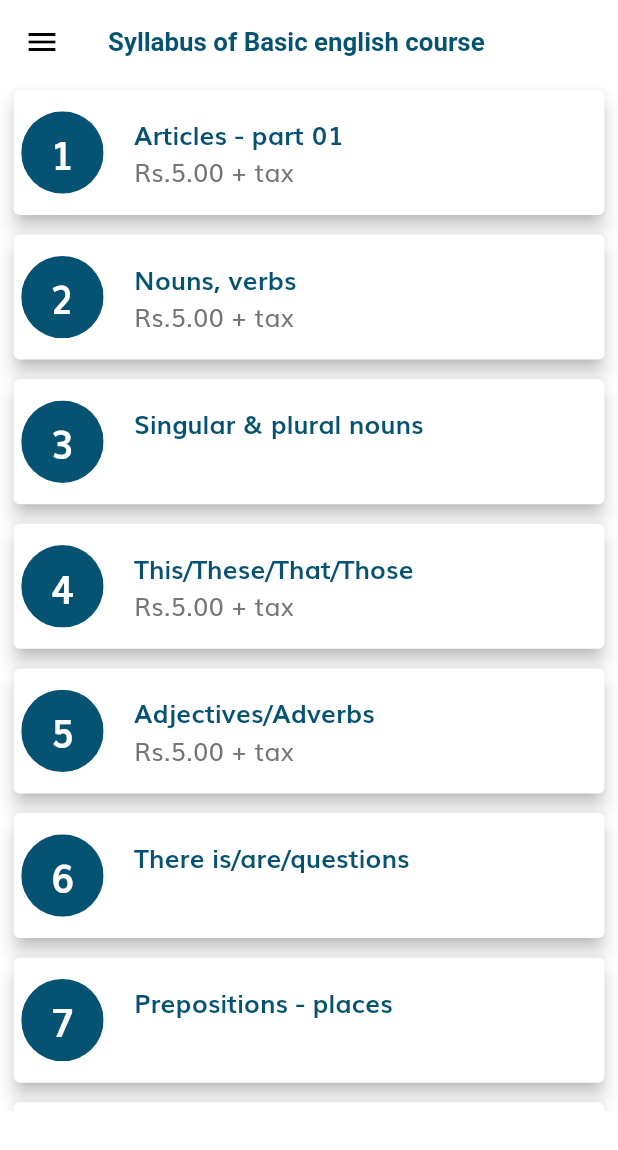
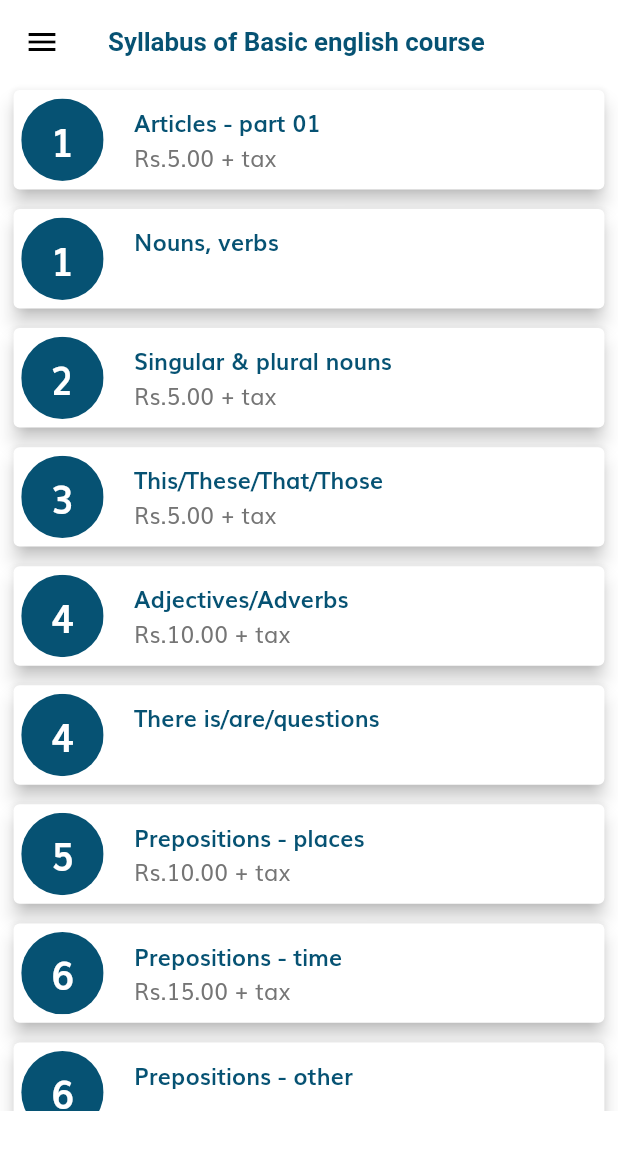
Before and after one commit to pruthuvi1995/mrEnglish, a Flutter app: the SyllabusScreen screen opened by its route, on a phone screen of 412 x 824 dp. Shown: the top 1150 px of the screen. Run offline on Flutter 3.47's test engine with Material 2 defaults, Android fonts, the light colour scheme and no system bars; our stand-ins replace flutter_svg, shared_preferences, youtube_player_flutter; accounts and stored records are empty; network calls fail.

Commit message:
syllabus complete

```diff
--- a/lib/screens/course_details_screen.dart
+++ b/lib/screens/course_details_screen.dart
@@ -82,7 +82,6 @@ class _CourseDetailsScreenState extends State<CourseDetailsScreen> {
 
   Card buildLessonCard(String title, String description, String navigation,
       bool isSubscribed, String token, String image) {
-    print('111111111111111111');
     return Card(
         shape: RoundedRectangleBorder(
           borderRadius: BorderRadius.circular(getProportionateScreenHeight(15)),
@@ -134,7 +133,7 @@ class _CourseDetailsScreenState extends State<CourseDetailsScreen> {
                         Text(
                           description,
                           style: TextStyle(
-                            fontSize: getProportionateScreenHeight(15),
+                            fontSize: getProportionateScreenWidth(12),
                             color: Colors.white,
                           ),
                           softWrap: true,
@@ -290,6 +289,7 @@ class _CourseDetailsScreenState extends State<CourseDetailsScreen> {
             )
           : RefreshIndicator(
               onRefresh: () => _refreshCourses(context),
+              child: SingleChildScrollView(
                 child: Column(children: <Widget>[
                   buildLessonCard(
                     loadedCourses.items[0].title,
@@ -309,6 +309,7 @@ class _CourseDetailsScreenState extends State<CourseDetailsScreen> {
                   ),
                 ]),
               ),
+            ),
     );
   }
 }
--- a/lib/screens/syllabus_screen.dart
+++ b/lib/screens/syllabus_screen.dart
@@ -28,68 +28,74 @@ class SyllabusScreen extends StatelessWidget {
         child: SingleChildScrollView(
           child: Column(children: <Widget>[
             buildContainer('Rs.5.00 + tax', 'Articles - part 01', 1),
-            buildContainer('Rs.5.00 + tax', 'Nouns, verbs', 2),
-            buildContainer('', 'Singular & plural nouns', 3),
-            buildContainer('Rs.5.00 + tax', 'This/These/That/Those', 4),
-            buildContainer('Rs.5.00 + tax', 'Adjectives/Adverbs', 5),
-            buildContainer('', 'There is/are/questions', 6),
-            buildContainer('', 'Prepositions - places', 7),
-            buildContainer('Rs.5.00 + tax', 'Prepositions - time', 8),
-            buildContainer('Rs.5.00 + tax', 'Prepositions - other', 9),
-            buildContainer('', 'Tenses introduction/pronouns', 10),
+            buildContainer('', 'Nouns, verbs', 1),
+            buildContainer('Rs.5.00 + tax', 'Singular & plural nouns', 2),
+            buildContainer('Rs.5.00 + tax', 'This/These/That/Those', 3),
+            buildContainer('Rs.10.00 + tax', 'Adjectives/Adverbs', 4),
+            buildContainer('', 'There is/are/questions', 4),
+            buildContainer('Rs.10.00 + tax', 'Prepositions - places', 5),
+            buildContainer('Rs.15.00 + tax', 'Prepositions - time', 6),
+            buildContainer('', 'Prepositions - other', 6),
+            buildContainer('', 'Tenses introduction/pronouns', 7),
             buildContainer(
-                'Rs.25.00 + tax', 'Simple present tense/Negative', 11),
-            buildContainer('', 'Simple past tense/Negative ', 12),
+                'Rs.15.00 + tax', 'Simple present tense/Negative', 7),
+            buildContainer('Rs.10.00 + tax', 'Simple past tense/Negative ', 8),
             buildContainer(
-                'Rs.5.00 + tax', 'Simple future tense/Negative ', 13),
-            buildContainer('', 'Continuous tense/Be verbs', 14),
+                'Rs.15.00 + tax', 'Simple future tense/Negative ', 9),
+            buildContainer('', 'Continuous tense/Be verbs', 9),
             buildContainer(
-                'Rs.5.00 + tax', 'Present perfect tense/Negative ', 15),
+                'Rs.15.00 + tax', 'Present perfect tense/Negative ', 10),
             buildContainer(
-                'Rs.5.00 + tax', 'Past/Future perfect tense/Negative', 16),
-            buildContainer('', 'Prefect continious tense/Negative ', 17),
-            buildContainer('', 'The article', 18),
-            buildContainer('', 'Yes/No questions', 19),
-            buildContainer('', 'Let\'s/shall we', 20),
-            buildContainer('Rs.5.00 + tax', 'Can/could/Negative', 21),
-            buildContainer('Rs.25.00 + tax', 'WH questions ', 22),
-            buildContainer('Rs.5.00 + tax', 'Should/must/Negative', 23),
+                'Rs.10.00 + tax', 'Past/Future perfect tense/Negative', 11),
             buildContainer(
-                'Rs.15.00 + tax', 'Have to/has to/may/might/aught to', 24),
+                'Rs.10.00 + tax', 'Prefect continious tense/Negative ', 12),
+            buildContainer('Rs.10.00 + tax', 'The article', 13),
+            buildContainer('Rs.15.00 + tax', 'Yes/No questions', 14),
+            buildContainer('Rs.15.00 + tax', 'WH questions ', 15),
+            buildContainer('', 'Let\'s/shall we', 16),
+            buildContainer('Rs.15.00 + tax', 'Can/could/Negative', 16),
+            buildContainer('Rs.15.00 + tax', 'Should/must/Negative', 17),
+            buildContainer('', 'Have to/has to/may/might/aught to', 17),
             buildContainer(
-                'Rs.35.00 + tax', 'Possesive adjectives/pronouns', 25),
-            buildContainer('', 'Reflective pronouns', 26),
-            buildContainer('Rs.15.00 + tax', 'Question tags/short answers', 27),
-            buildContainer('Rs.25.00 + tax', 'Conjunctions (1)', 28),
-            buildContainer('Rs.5.00 + tax', 'Conjunctions (2)', 29),
-            buildContainer('', 'Conjunctions (3)', 30),
-            buildContainer('', 'Although/while/when', 31),
-            buildContainer('', 'Relative clauses', 32),
-            buildContainer('Rs.15.00 + tax', 'Whome/whose/where/why', 33),
-            buildContainer('Rs.15.00 + tax', 'Zero/first condition', 34),
-            buildContainer('Rs.10.00 + tax', 'Third condition ', 35),
-            buildContainer('Rs.10.00 + tax', 'A little/a few', 36),
-            buildContainer('Rs.20.00 + tax', 'Somebody/nobody', 37),
+                'Rs.15.00 + tax', 'Possesive adjectives/pronouns', 18),
+            buildContainer('', 'Reflective pronouns', 18),
+            buildContainer('Rs.10.00 + tax', 'Question tags/short answers', 19),
+            buildContainer('Rs.15.00 + tax', 'Conjunctions (1)', 20),
+            buildContainer('', 'Conjunctions (2)', 20),
+            buildContainer('Rs.15.00 + tax', 'Conjunctions (3)', 21),
+            buildContainer('', 'Although/while/when', 21),
+            buildContainer('Rs.30.00 + tax', 'Relative clauses', 22),
+            buildContainer('', 'Whome/whose/where/why', 22),
+            buildContainer('Rs.10.00 + tax', 'Zero/first condition', 23),
+            buildContainer('Rs.10.00 + tax', 'Third condition ', 24),
+            buildContainer('Rs.15.00 + tax', 'A little/a few', 25),
+            buildContainer('', 'Somebody/nobody', 25),
             buildContainer(
-                'Rs.15.00 + tax', 'Passive voice - simple tense', 38),
+                'Rs.20.00 + tax', 'Passive voice - simple tense', 26),
             buildContainer(
-                'Rs.25.00 + tax', 'Passive voice - continuous tense', 39),
+                'Rs.20.00 + tax', 'Passive voice - continuous tense', 27),
             buildContainer(
-                'Rs.5.00 + tax', 'Passive voice - perfect tense', 40),
-            buildContainer('', 'Reported speech - present', 41),
+                'Rs.20.00 + tax', 'Passive voice - perfect tense', 28),
+            buildContainer('', 'Reported speech - present', 29),
             buildContainer(
-                'Rs.5.00 + tax', 'Reported speech - normal expressions ', 42),
+                'Rs.25.00 + tax', 'Reported speech - normal expressions ', 29),
             buildContainer(
-                'Rs.15.00 + tax', 'Reported speech - request/inquary ', 43),
+                'Rs.20.00 + tax', 'Reported speech - request/inquary ', 30),
             buildContainer(
-                'Rs.15.00 + tax', 'Reported speech - yes/no questions ', 44),
-            buildContainer(
-                'Rs.15.00 + tax', 'Reported speech - WH questions', 45),
-            buildContainer('Rs.25.00 + tax', 'Unless', 46),
-            buildContainer('Rs.25.00 + tax', 'Such as/like', 47),
-            buildContainer('Rs.25.00 + tax', 'Also/too', 48),
-            buildContainer('Rs.25.00 + tax', 'Too/enough', 49),
-            buildContainer('Rs.25.00 + tax', 'Too/enough', 50),
+                'Rs.25.00 + tax', 'Reported speech - yes/no questions ', 31),
+            buildContainer('', 'Reported speech - WH questions', 31),
+            buildContainer('Rs.20.00 + tax', 'Unless/Such as/like', 32),
+            buildContainer('', 'Also/too/Too/enough', 32),
+            buildContainer('Rs.25.00 + tax', 'Notes', 33),
+            buildContainer('Rs.25.00 + tax', 'Informal letters', 34),
+            buildContainer('Rs.25.00 + tax', 'Notice', 35),
+            buildContainer('Rs.25.00 + tax', 'Formal letters', 36),
+            buildContainer('Rs.25.00 + tax', 'Graph - bar chart', 37),
+            buildContainer('', 'Graph - pie chart', 37),
+            buildContainer('Rs.25.00 + tax', 'Graph - table', 38),
+            buildContainer('', 'Graph - venn diagram', 38),
+            buildContainer('Rs.25.00 + tax', 'Dialog', 39),
+            buildContainer('Rs.25.00 + tax', 'Story writing', 40),
           ]),
         ),
       ),
@@ -102,7 +108,7 @@ class SyllabusScreen extends StatelessWidget {
           right: getProportionateScreenHeight(5),
           left: getProportionateScreenHeight(5),
           bottom: getProportionateScreenHeight(5)),
-      height: getProportionateScreenHeight(90),
+      // height: getPropor/tionateScreenHeight(90),
       child: Card(
         child: Row(
           children: [
@@ -142,7 +148,7 @@ class SyllabusScreen extends StatelessWidget {
                     Text(
                       title,
                       style: TextStyle(
-                        fontSize: getProportionateScreenHeight(17),
+                        fontSize: getProportionateScreenWidth(14),
                         fontWeight: FontWeight.bold,
                         color: kPrimaryColor,
                       ),
@@ -151,7 +157,7 @@ class SyllabusScreen extends StatelessWidget {
                     Text(
                       description,
                       style: TextStyle(
-                        fontSize: getProportionateScreenHeight(17),
+                        fontSize: getProportionateScreenWidth(14),
                         // fontWeight: FontWeight.bold,
                         // color: kPrimaryColor,
                       ),
--- a/pubspec.yaml
+++ b/pubspec.yaml
@@ -15,7 +15,7 @@ publish_to: 'none' # Remove this line if you wish to publish to pub.dev
 # In iOS, build-name is used as CFBundleShortVersionString while build-number used as CFBundleVersion.
 # Read more about iOS versioning at
 # https://developer.apple.com/library/archive/documentation/General/Reference/InfoPlistKeyReference/Articles/CoreFoundationKeys.html
-version: 1.0.0+7
+version: 1.0.0+9
 
 environment:
   sdk: '>=2.7.0 <3.0.0'
```
Lines whose indentation alone changed are shown as unchanged.
